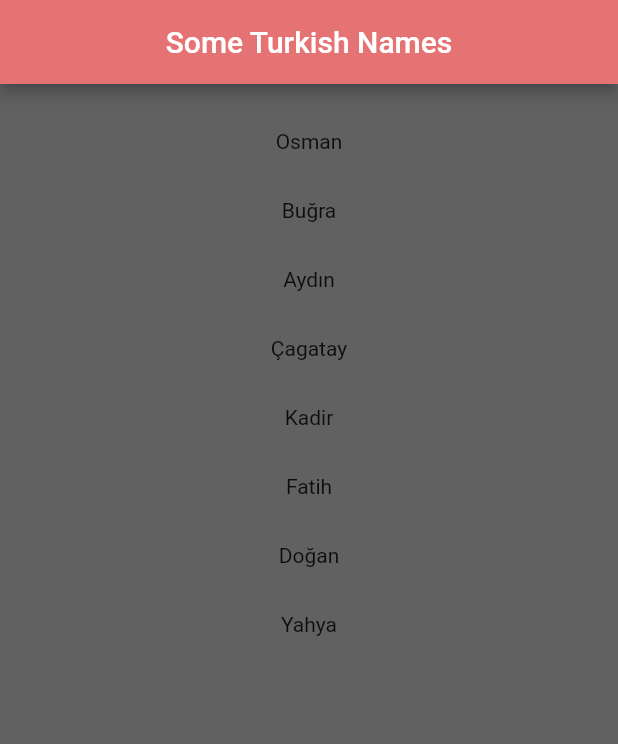
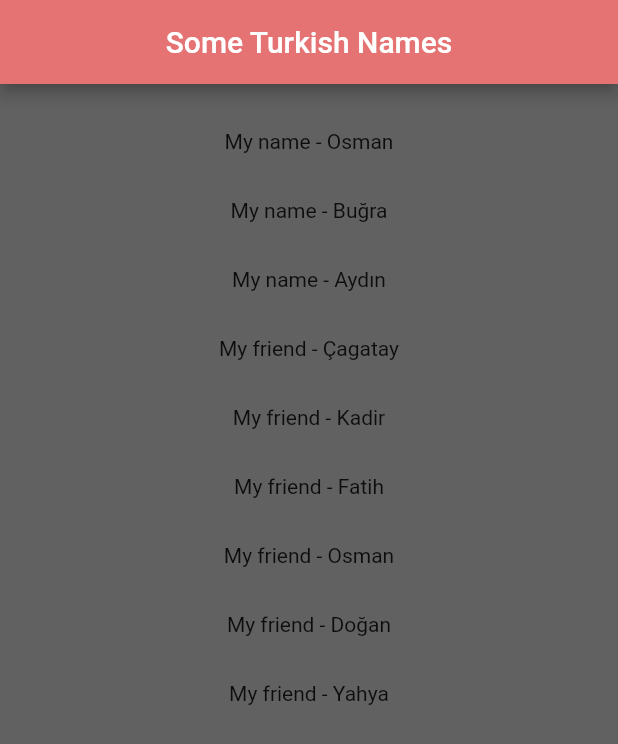
Before and after one commit to kiraci/basicAppFlutter, a Flutter app: the screen it shows after launch, on a phone screen of 412 x 824 dp. Shown: the top 744 px of the screen. Run offline on Flutter 3.47's test engine with Material 2 defaults, Android fonts, the phone set to English and light mode, and no system bars.

Commit message:
Custom class

```diff
--- a/basicApp/lib/main.dart
+++ b/basicApp/lib/main.dart
@@ -1,4 +1,5 @@
 import 'package:flutter/material.dart';
+import 'names.dart';
 
 void main() => runApp(MaterialApp(
   home: QuoteList(),
@@ -12,15 +13,16 @@ class QuoteList extends StatefulWidget {
 
 class _QuoteListState extends State<QuoteList> {
 
-  List<String> names = [
-    "Osman",
-    "Buğra",
-    "Aydın",
-    "Çagatay",
-    "Kadir",
-    "Fatih",
-    "Doğan",
-    "Yahya"
+  List<Names> names = [
+    Names( property: "My name", name: "Osman"),
+    Names( property: "My name", name: "Buğra"),
+    Names( property: "My name", name: "Aydın"),
+    Names( property: "My friend", name: "Çagatay"),
+    Names( property: "My friend", name: "Kadir"),
+    Names( property: "My friend", name: "Fatih"),
+    Names( property: "My friend", name: "Osman"),
+    Names( property: "My friend", name: "Doğan"),
+    Names( property: "My friend", name: "Yahya"),
   ];
 
   @override
@@ -34,7 +36,7 @@ class _QuoteListState extends State<QuoteList> {
       ),
       body: Center(
         child: Column(
-          children: names.map(( name ) => Container( child: Text( name ), margin: EdgeInsets.only(top: 30.0),) ).toList(),
+          children: names.map(( name ) => Container( child: Text( '${name.property} - ${name.name}' ), margin: EdgeInsets.only(top: 30.0),) ).toList(),
         ),
       ),
     );
--- /dev/null
+++ b/basicApp/lib/names.dart
@@ -0,0 +1,8 @@
+class Names {
+
+  String property;
+  String name;
+
+  Names({ this.property, this.name });
+
+}
```
